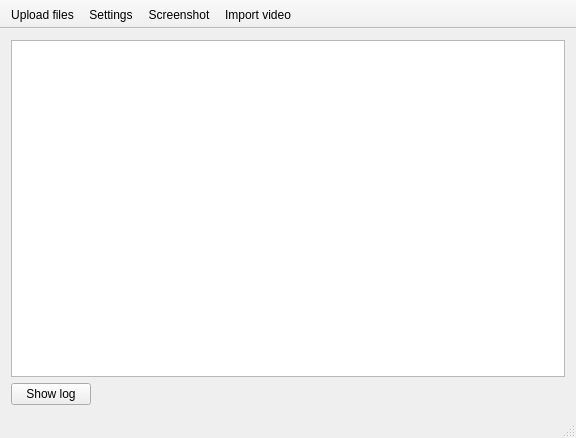
Before: the Qt Designer form Source/qimageuploader/Gui/ui/mainwindow.ui in zenden2k/image-uploader, drawn with Qt 5.
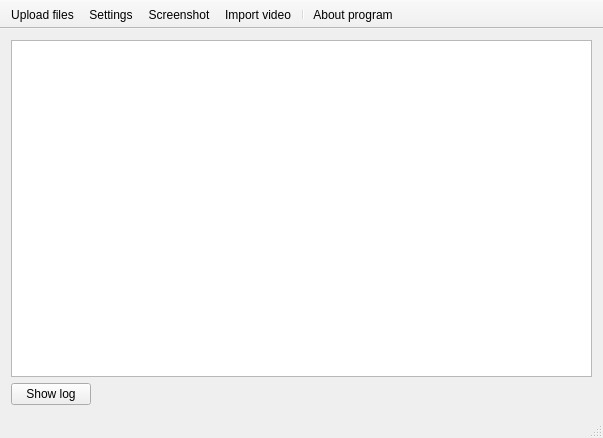
After: the same form once the commit is applied. Icons and pictures are not drawn.

Commit message: qimageuploader: fixed memory corruption bug in FrameGrabberDlg, added about dialog, changed toolbar icons CLI: updated debian package creation

```diff
--- a/Source/qimageuploader/Gui/ui/mainwindow.ui
+++ b/Source/qimageuploader/Gui/ui/mainwindow.ui
@@ -6,7 +6,7 @@
    <rect>
     <x>0</x>
     <y>0</y>
-    <width>576</width>
+    <width>603</width>
     <height>438</height>
    </rect>
   </property>
@@ -82,6 +82,8 @@
    <addaction name="actionSettings"/>
    <addaction name="actionScreenshot"/>
    <addaction name="actionGrab_frames"/>
+   <addaction name="separator"/>
+   <addaction name="actionAboutProgram"/>
   </widget>
   <widget class="QStatusBar" name="statusBar"/>
   <action name="actionAdd_files">
@@ -129,6 +131,15 @@
     <string>Screenshot</string>
    </property>
   </action>
+  <action name="actionAboutProgram">
+   <property name="icon">
+    <iconset resource="../../qimageuploader.qrc">
+     <normaloff>:/res/icon-information.png</normaloff>:/res/icon-information.png</iconset>
+   </property>
+   <property name="text">
+    <string>About program</string>
+   </property>
+  </action>
  </widget>
  <layoutdefault spacing="6" margin="11"/>
  <resources>
```
Left out of the diff: 15 changed lines with no effect on the pictures. The commit also changes 20 other files.
